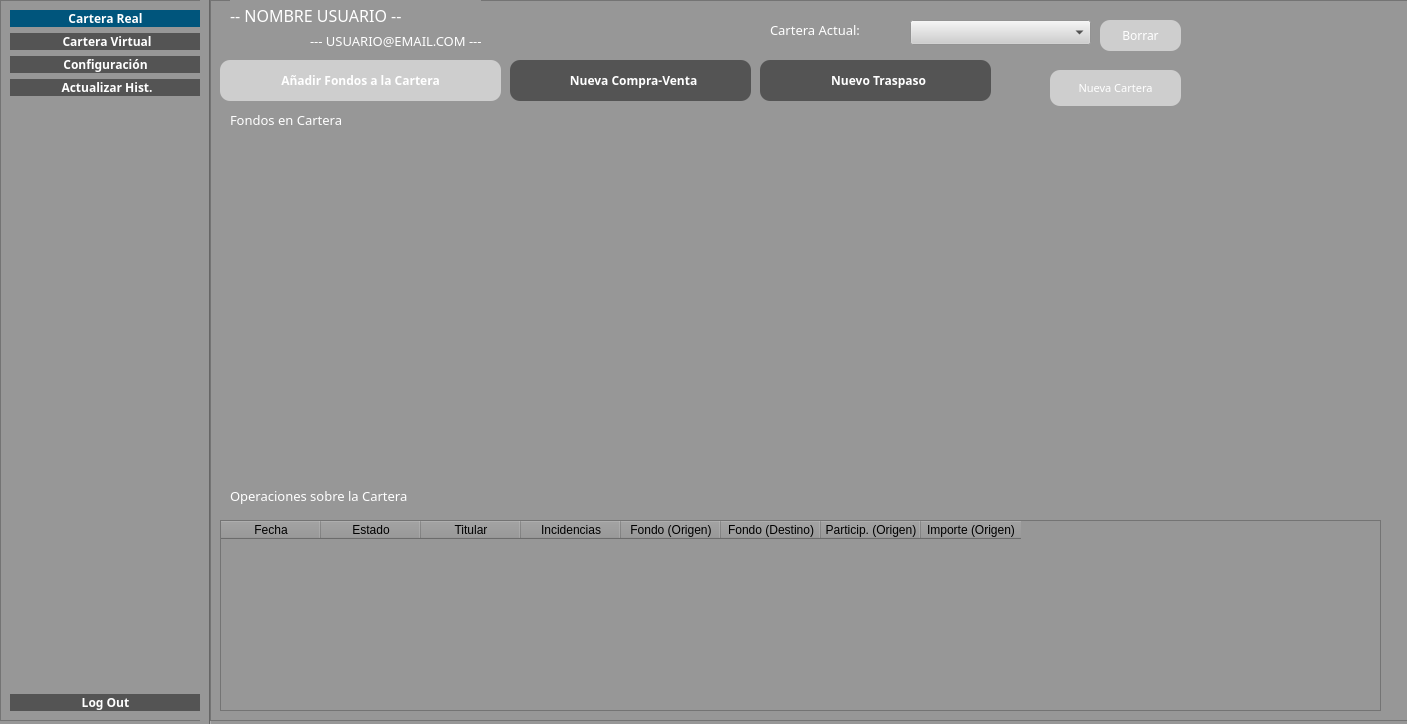
Above: src/GUI/PrincipalUsuario.ui from jesusramondovale/IngenicaSTS before the change. Below: the same form after it.
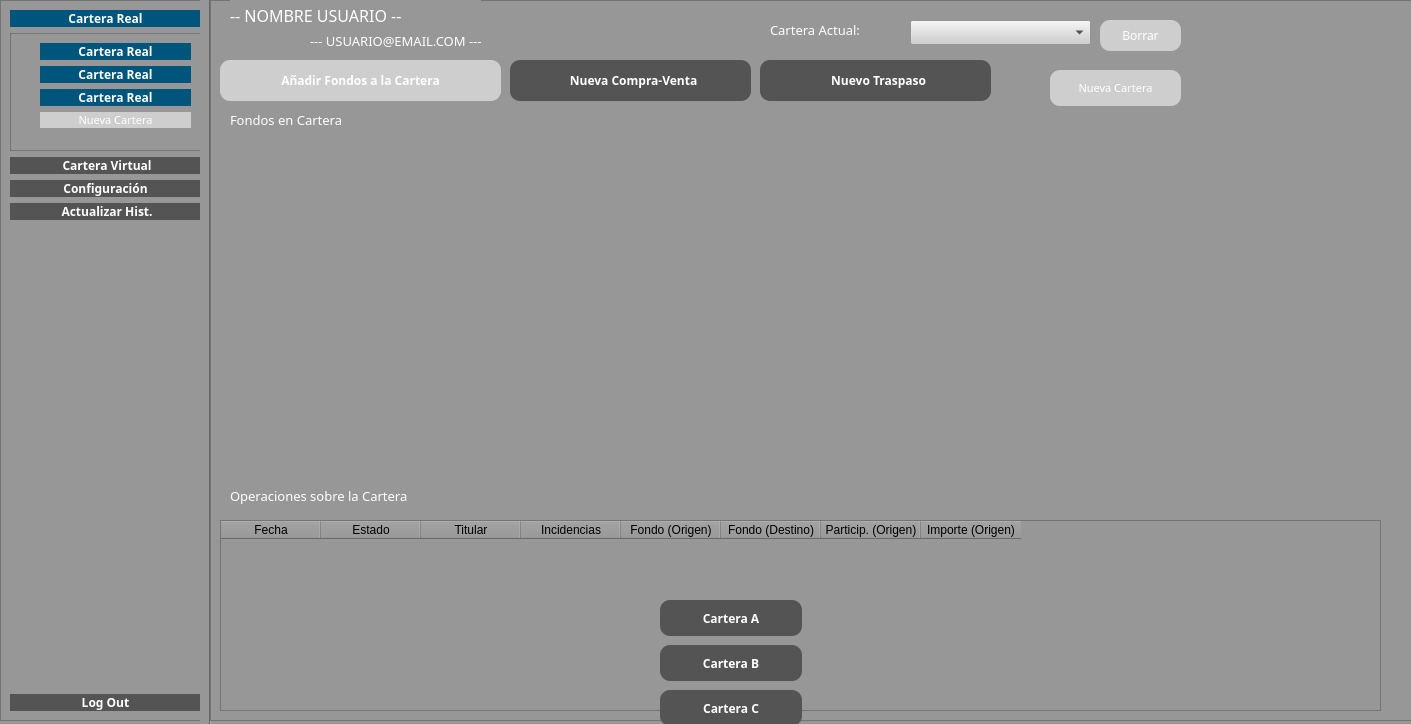
That is the form after the change. Icons and pictures are not drawn.

Commit message: Botones de Cartera en SideMenu

```diff
--- a/src/GUI/PrincipalUsuario.ui
+++ b/src/GUI/PrincipalUsuario.ui
@@ -6,7 +6,7 @@
    <rect>
     <x>0</x>
     <y>0</y>
-    <width>1407</width>
+    <width>1411</width>
     <height>724</height>
    </rect>
   </property>
@@ -77,6 +77,12 @@
       <height>721</height>
      </rect>
     </property>
+    <property name="sizePolicy">
+     <sizepolicy hsizetype="Preferred" vsizetype="Preferred">
+      <horstretch>0</horstretch>
+      <verstretch>0</verstretch>
+     </sizepolicy>
+    </property>
     <property name="styleSheet">
      <string notr="true"/>
     </property>
@@ -113,6 +119,144 @@
        <property name="checked">
         <bool>true</bool>
        </property>
+       <property name="autoExclusive">
+        <bool>true</bool>
+       </property>
+      </widget>
+     </item>
+     <item>
+      <widget class="QFrame" name="layoutButtonsCarteras">
+       <property name="maximumSize">
+        <size>
+         <width>16777215</width>
+         <height>16777215</height>
+        </size>
+       </property>
+       <property name="frameShape">
+        <enum>QFrame::StyledPanel</enum>
+       </property>
+       <property name="frameShadow">
+        <enum>QFrame::Raised</enum>
+       </property>
+       <layout class="QVBoxLayout" name="verticalLayout_2">
+        <property name="leftMargin">
+         <number>29</number>
+        </property>
+        <property name="bottomMargin">
+         <number>22</number>
+        </property>
+        <item>
+         <widget class="QPushButton" name="buttonCartReal_2">
+          <property name="font">
+           <font>
+            <family>Yu Gothic UI Light</family>
+            <pointsize>9</pointsize>
+            <weight>75</weight>
+            <bold>true</bold>
+           </font>
+          </property>
+          <property name="styleSheet">
+           <string notr="true"/>
+          </property>
+          <property name="text">
+           <string>Cartera Real</string>
+          </property>
+          <property name="checkable">
+           <bool>true</bool>
+          </property>
+          <property name="checked">
+           <bool>true</bool>
+          </property>
+          <property name="autoExclusive">
+           <bool>true</bool>
+          </property>
+         </widget>
+        </item>
+        <item>
+         <widget class="QPushButton" name="buttonCartReal_3">
+          <property name="font">
+           <font>
+            <family>Yu Gothic UI Light</family>
+            <pointsize>9</pointsize>
+            <weight>75</weight>
+            <bold>true</bold>
+           </font>
+          </property>
+          <property name="styleSheet">
+           <string notr="true"/>
+          </property>
+          <property name="text">
+           <string>Cartera Real</string>
+          </property>
+          <property name="checkable">
+           <bool>true</bool>
+          </property>
+          <property name="checked">
+           <bool>true</bool>
+          </property>
+          <property name="autoExclusive">
+           <bool>true</bool>
+          </property>
+         </widget>
+        </item>
+        <item>
+         <widget class="QPushButton" name="buttonCartReal_4">
+          <property name="font">
+           <font>
+            <family>Yu Gothic UI Light</family>
+            <pointsize>9</pointsize>
+            <weight>75</weight>
+            <bold>true</bold>
+           </font>
+          </property>
+          <property name="styleSheet">
+           <string notr="true"/>
+          </property>
+          <property name="text">
+           <string>Cartera Real</string>
+          </property>
+          <property name="checkable">
+           <bool>true</bool>
+          </property>
+          <property name="checked">
+           <bool>true</bool>
+          </property>
+          <property name="autoExclusive">
+           <bool>true</bool>
+          </property>
+         </widget>
+        </item>
+        <item>
+         <widget class="QPushButton" name="buttonAddCarteraReal_2">
+          <property name="maximumSize">
+           <size>
+            <width>183</width>
+            <height>16777215</height>
+           </size>
+          </property>
+          <property name="font">
+           <font>
+            <family>Yu Gothic UI Light</family>
+            <pointsize>8</pointsize>
+            <weight>50</weight>
+            <bold>false</bold>
+           </font>
+          </property>
+          <property name="styleSheet">
+           <string notr="true">*{
+background: rgb(206, 206, 206)
+}</string>
+          </property>
+          <property name="text">
+           <string>Nueva Cartera</string>
+          </property>
+          <property name="icon">
+           <iconset>
+            <normaloff>../../../feather/plus-circle.svg</normaloff>../../../feather/plus-circle.svg</iconset>
+          </property>
+         </widget>
+        </item>
+       </layout>
       </widget>
      </item>
      <item>
@@ -191,7 +335,7 @@
       </widget>
      </item>
      <item>
-      <spacer name="verticalSpacer">
+      <spacer name="verticalSpacer_2">
        <property name="orientation">
         <enum>Qt::Vertical</enum>
        </property>
@@ -1078,10 +1222,103 @@
      </property>
     </widget>
    </widget>
+   <widget class="QPushButton" name="buttonCartX">
+    <property name="geometry">
+     <rect>
+      <x>660</x>
+      <y>690</y>
+      <width>142</width>
+      <height>36</height>
+     </rect>
+    </property>
+    <property name="font">
+     <font>
+      <family>Yu Gothic UI Light</family>
+      <pointsize>9</pointsize>
+      <weight>75</weight>
+      <bold>true</bold>
+     </font>
+    </property>
+    <property name="styleSheet">
+     <string notr="true"/>
+    </property>
+    <property name="text">
+     <string>Cartera C</string>
+    </property>
+    <property name="checkable">
+     <bool>true</bool>
+    </property>
+    <property name="checked">
+     <bool>false</bool>
+    </property>
+   </widget>
+   <widget class="QPushButton" name="buttonCartY">
+    <property name="geometry">
+     <rect>
+      <x>660</x>
+      <y>645</y>
+      <width>142</width>
+      <height>36</height>
+     </rect>
+    </property>
+    <property name="font">
+     <font>
+      <family>Yu Gothic UI Light</family>
+      <pointsize>9</pointsize>
+      <weight>75</weight>
+      <bold>true</bold>
+     </font>
+    </property>
+    <property name="styleSheet">
+     <string notr="true"/>
+    </property>
+    <property name="text">
+     <string>Cartera B</string>
+    </property>
+    <property name="checkable">
+     <bool>true</bool>
+    </property>
+    <property name="checked">
+     <bool>false</bool>
+    </property>
+   </widget>
+   <widget class="QPushButton" name="buttonCartZ">
+    <property name="geometry">
+     <rect>
+      <x>660</x>
+      <y>600</y>
+      <width>142</width>
+      <height>36</height>
+     </rect>
+    </property>
+    <property name="font">
+     <font>
+      <family>Yu Gothic UI Light</family>
+      <pointsize>9</pointsize>
+      <weight>75</weight>
+      <bold>true</bold>
+     </font>
+    </property>
+    <property name="styleSheet">
+     <string notr="true"/>
+    </property>
+    <property name="text">
+     <string>Cartera A</string>
+    </property>
+    <property name="checkable">
+     <bool>true</bool>
+    </property>
+    <property name="checked">
+     <bool>false</bool>
+    </property>
+   </widget>
    <zorder>frameBarra</zorder>
    <zorder>line</zorder>
    <zorder>frameMain_Up</zorder>
    <zorder>frameReal</zorder>
+   <zorder>buttonCartX</zorder>
+   <zorder>buttonCartY</zorder>
+   <zorder>buttonCartZ</zorder>
   </widget>
  </widget>
  <resources/>
```
The commit also changes 2 other files.
